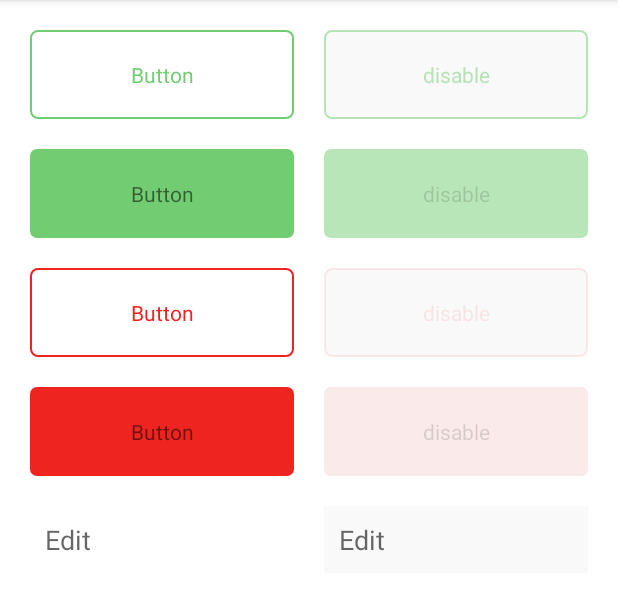
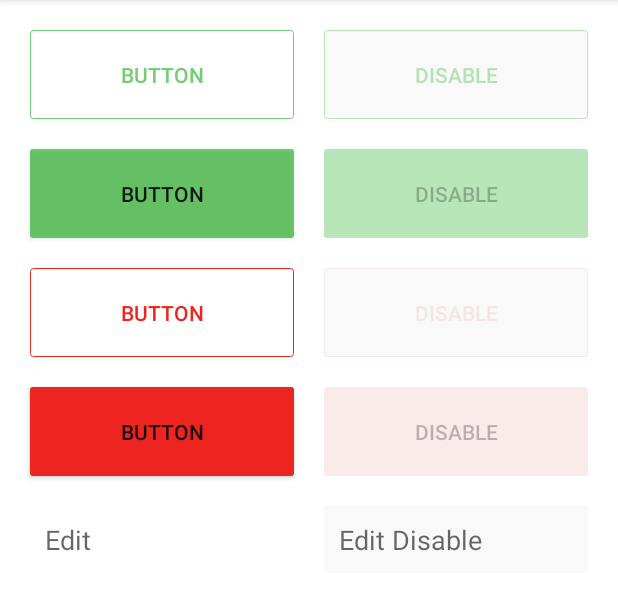
Before and after one commit to lianghuiyong/CustomUI, an Android app: the screen it shows after launch (MainActivity), on a phone screen of 412 x 824 dp, the part 84-694 px from its top. Run offline under Robolectric (Android 15) with nearby library versions, the phone set to English and light mode, and no system bars.

Commit message:
ShapeButton继承Button，修改说明文档

```diff
--- a/app/src/main/res/layout/activity_main.xml
+++ b/app/src/main/res/layout/activity_main.xml
@@ -27,17 +27,19 @@
     <LinearLayout
         android:layout_width="match_parent"
         android:layout_height="wrap_content">
+
         <com.better.customui.widget.ShapeButton
-            android:layout_weight="1"
+            android:id="@+id/shapeButton"
             android:layout_width="0dp"
             android:layout_height="wrap_content"
             android:layout_margin="10dp"
+            android:layout_weight="1"
             android:padding="20dp"
+            android:text="Button"
             android:textColor="@color/green"
-            android:text="Button"
-            app:radius="3dp"
-            app:stroke="1dip"
-            app:buttonColor="@color/green"/>
+            app:buttonColor="@color/green"
+            app:radius="1.5dp"
+            app:stroke="0.5dp" />
 
         <com.better.customui.widget.ShapeButton
             android:layout_weight="1"
@@ -48,23 +50,25 @@
             android:enabled="false"
             android:textColor="@color/green"
             android:text="disable"
-            app:radius="3dp"
-            app:stroke="1dp"
+            app:radius="1.5dp"
+            app:stroke="0.5dp"
             app:buttonColor="@color/green"/>
     </LinearLayout>
 
     <LinearLayout
         android:layout_width="match_parent"
         android:layout_height="wrap_content">
+
         <com.better.customui.widget.ShapeButton
-            android:layout_weight="1"
+            android:id="@+id/shapeButton2"
             android:layout_width="0dp"
             android:layout_height="wrap_content"
             android:layout_margin="10dp"
+            android:layout_weight="1"
             android:padding="20dp"
             android:text="Button"
-            app:radius="3dp"
-            app:buttonColor="@color/green"/>
+            app:buttonColor="@color/green"
+            app:radius="1.5dp" />
 
         <com.better.customui.widget.ShapeButton
             android:layout_weight="1"
@@ -74,7 +78,7 @@
             android:padding="20dp"
             android:enabled="false"
             android:text="disable"
-            app:radius="3dp"
+            app:radius="1.5dp"
             app:buttonColor="@color/green"/>
     </LinearLayout>
 
@@ -89,8 +93,8 @@
             android:padding="20dp"
             android:textColor="@color/red"
             android:text="Button"
-            app:radius="3dp"
-            app:stroke="1dip"
+            app:radius="1.5dp"
+            app:stroke="0.5dp"
             app:buttonColor="@color/red"/>
 
         <com.better.customui.widget.ShapeButton
@@ -102,8 +106,8 @@
             android:enabled="false"
             android:textColor="@color/red"
             android:text="disable"
-            app:radius="3dp"
-            app:stroke="1dp"
+            app:radius="1.5dp"
+            app:stroke="0.5dp"
             app:buttonColor="@color/red"/>
     </LinearLayout>
 
@@ -117,7 +121,7 @@
             android:layout_margin="10dp"
             android:padding="20dp"
             android:text="Button"
-            app:radius="3dp"
+            app:radius="1.5dp"
             app:buttonColor="@color/red"/>
 
         <com.better.customui.widget.ShapeButton
@@ -128,7 +132,7 @@
             android:padding="20dp"
             android:enabled="false"
             android:text="disable"
-            app:radius="3dp"
+            app:radius="1.5dp"
             app:buttonColor="@color/red"/>
     </LinearLayout>
 
@@ -142,7 +146,7 @@
             android:layout_margin="10dp"
             android:padding="10dp"
             android:hint="Edit"
-            app:radius="1dp"
+            app:radius="1.5dp"
             app:stroke="0.2dp"
             app:buttonColor="@color/green"/>
 
@@ -153,8 +157,8 @@
             android:layout_margin="10dp"
             android:padding="10dp"
             android:enabled="false"
-            android:hint="Edit"
-            app:radius="1dp"
+            android:hint="Edit Disable"
+            app:radius="1.5dp"
             app:stroke="0.2dp"
             app:buttonColor="@color/green"/>
     </LinearLayout>
--- a/build.gradle
+++ b/build.gradle
@@ -5,7 +5,7 @@ buildscript {
         jcenter()
     }
     dependencies {
-        classpath 'com.android.tools.build:gradle:2.2.3'
+        classpath 'com.android.tools.build:gradle:2.3.2'
 
         // NOTE: Do not place your application dependencies here; they belong
         // in the individual module build.gradle files
--- a/customui/build.gradle
+++ b/customui/build.gradle
@@ -20,7 +20,7 @@ android {
         minSdkVersion 15
         targetSdkVersion 25
         versionCode 1
-        versionName "1.2.0"
+        versionName "1.2.5"
 
         testInstrumentationRunner "android.support.test.runner.AndroidJUnitRunner"
 
--- a/customui/src/main/java/com/better/customui/widget/ShapeButton.java
+++ b/customui/src/main/java/com/better/customui/widget/ShapeButton.java
@@ -16,7 +16,7 @@ import com.better.customui.R;
  * Created by lenovo on 2017/2/28.
  */
 
-public class ShapeButton extends android.support.v7.widget.AppCompatTextView {
+public class ShapeButton extends android.support.v7.widget.AppCompatButton {
 
     private float radius;
     private float stroke;
@@ -46,7 +46,6 @@ public class ShapeButton extends android.support.v7.widget.AppCompatTextView {
         } else {
             setBackground(selector);
         }
-
         setGravity(Gravity.CENTER);
     }
 
```
Also changed, not shown: gradle/wrapper/gradle-wrapper.properties, 1 other file.
